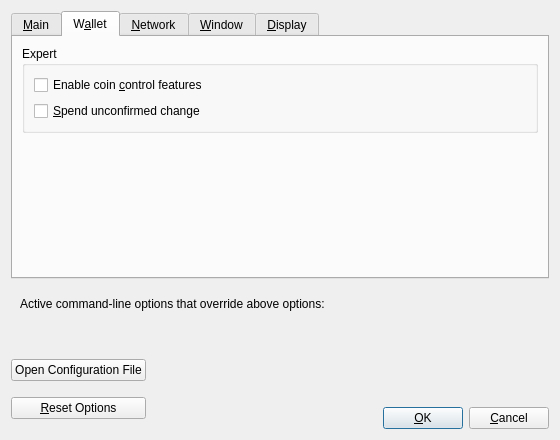
Old version of the form src/qt/forms/optionsdialog.ui in the repository minblock/ogkushcoin.
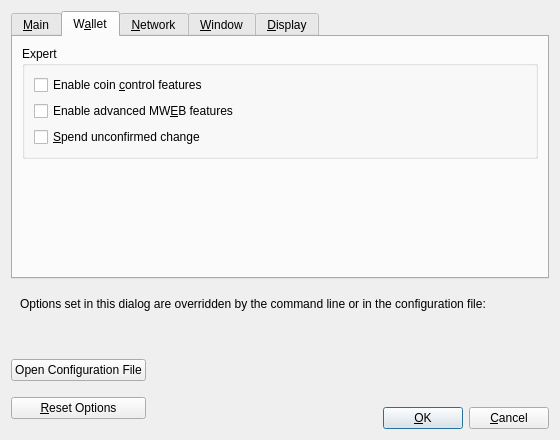
New version of the form. The open tabs and pages were chosen to show the change. Custom widgets are drawn as their Qt base class.

Patch:
```diff
--- a/src/qt/forms/optionsdialog.ui
+++ b/src/qt/forms/optionsdialog.ui
@@ -216,6 +216,13 @@
             </property>
            </widget>
           </item>
+          <item>
+           <widget class="QCheckBox" name="mwebFeatures">
+            <property name="text">
+             <string>Enable advanced MW&amp;EB features</string>
+            </property>
+           </widget>
+          </item>
           <item>
            <widget class="QCheckBox" name="spendZeroConfChange">
             <property name="toolTip">
@@ -714,7 +721,7 @@
         <item>
          <widget class="QLabel" name="overriddenByCommandLineInfoLabel">
           <property name="text">
-           <string>Active command-line options that override above options:</string>
+           <string>Options set in this dialog are overridden by the command line or in the configuration file:</string>
           </property>
           <property name="textFormat">
            <enum>Qt::PlainText</enum>
```
Left out of the diff: 13 changed lines with no effect on the pictures.
